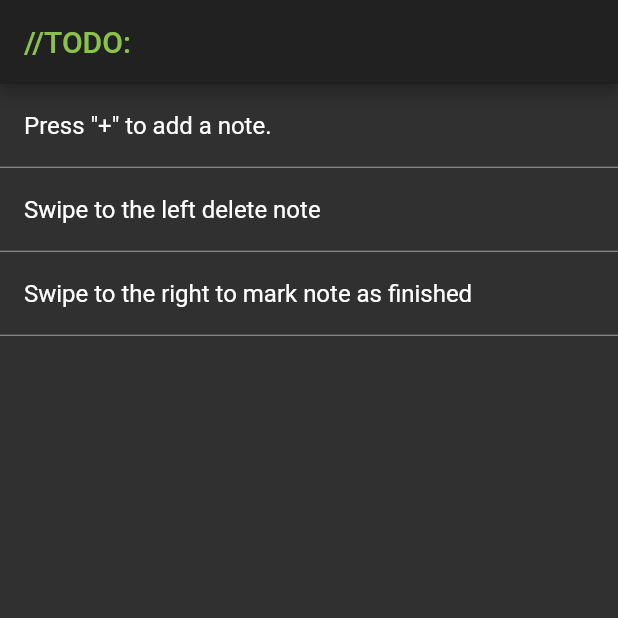
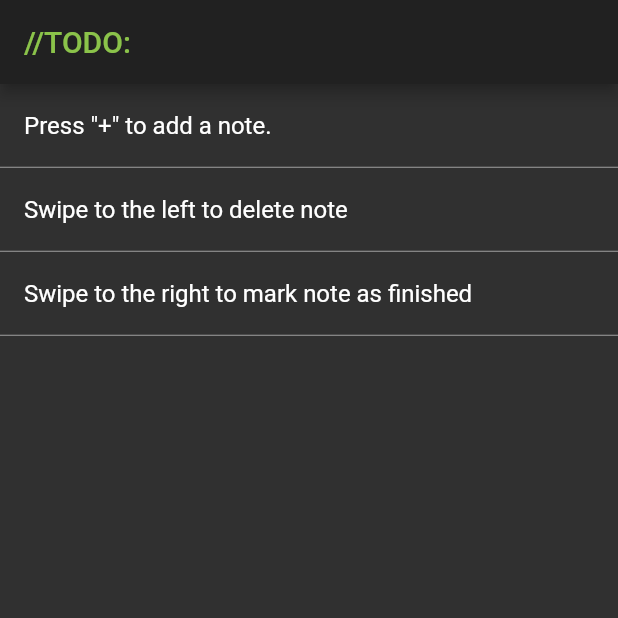
Before and after one commit to Moonkid/flutter_projects, a Flutter app: the screen it shows after launch, on a phone screen of 412 x 824 dp, the top half of it. Run offline on Flutter 3.47's test engine with Material 2 defaults, Android fonts, the phone set to English and light mode, and no system bars.

Commit message:
#fixed a typo

```diff
--- a/lecture_2_todos/lib/screens/home_screen.dart
+++ b/lecture_2_todos/lib/screens/home_screen.dart
@@ -17,7 +17,7 @@ class _HomeScreenState extends State<HomeScreen> {
     _todos.addAll(
         [
           const Todo(text: 'Press "+" to add a note.'),
-          const Todo(text: 'Swipe to the left delete note'),
+          const Todo(text: 'Swipe to the left to delete note'),
           const Todo(text: 'Swipe to the right to mark note as finished'),
         ]
     );
```
